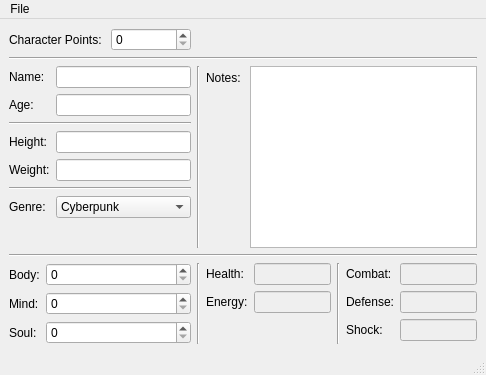
Old version of the form besmcr/gui/mainwindow.ui in the repository ccfreak2k/BESM-Character-Resolver.
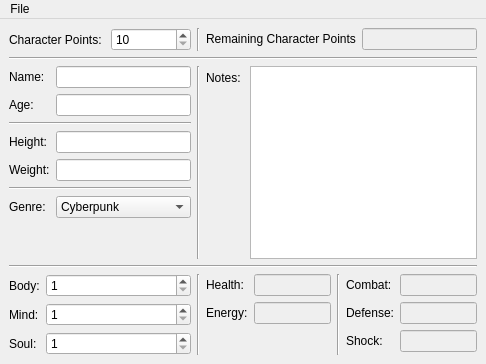
New version of the form.

Commit message: Made the UI a bit better. Added in logic for GUI. Genre now works. Character points are now changeable.

Diff of the .ui file:
```diff
--- a/besmcr/gui/mainwindow.ui
+++ b/besmcr/gui/mainwindow.ui
@@ -7,7 +7,7 @@
     <x>0</x>
     <y>0</y>
     <width>486</width>
-    <height>375</height>
+    <height>364</height>
    </rect>
   </property>
   <property name="windowTitle">
@@ -85,7 +85,14 @@
        </widget>
       </item>
       <item row="1" column="1">
-       <widget class="QSpinBox" name="mindSpin"/>
+       <widget class="QSpinBox" name="mindSpin">
+        <property name="minimum">
+         <number>1</number>
+        </property>
+        <property name="maximum">
+         <number>12</number>
+        </property>
+       </widget>
       </item>
       <item row="2" column="0">
        <widget class="QLabel" name="soulLabel">
@@ -95,7 +102,14 @@
        </widget>
       </item>
       <item row="2" column="1">
-       <widget class="QSpinBox" name="soulSpin"/>
+       <widget class="QSpinBox" name="soulSpin">
+        <property name="minimum">
+         <number>1</number>
+        </property>
+        <property name="maximum">
+         <number>12</number>
+        </property>
+       </widget>
       </item>
       <item row="0" column="0">
        <widget class="QLabel" name="bodyLabel">
@@ -105,7 +119,14 @@
        </widget>
       </item>
       <item row="0" column="1">
-       <widget class="QSpinBox" name="bodySpin"/>
+       <widget class="QSpinBox" name="bodySpin">
+        <property name="minimum">
+         <number>1</number>
+        </property>
+        <property name="maximum">
+         <number>12</number>
+        </property>
+       </widget>
       </item>
      </layout>
     </item>
@@ -309,7 +330,14 @@
        </widget>
       </item>
       <item row="0" column="1">
-       <widget class="QSpinBox" name="cpSpin"/>
+       <widget class="QSpinBox" name="cpSpin">
+        <property name="minimum">
+         <number>10</number>
+        </property>
+        <property name="maximum">
+         <number>100</number>
+        </property>
+       </widget>
       </item>
      </layout>
     </item>
@@ -348,6 +376,31 @@
       </property>
      </widget>
     </item>
+    <item row="0" column="2" colspan="3">
+     <layout class="QFormLayout" name="formLayout_2">
+      <item row="0" column="0">
+       <widget class="QLabel" name="label_2">
+        <property name="text">
+         <string>Remaining Character Points</string>
+        </property>
+       </widget>
+      </item>
+      <item row="0" column="1">
+       <widget class="QLineEdit" name="remainingCpEdit">
+        <property name="enabled">
+         <bool>false</bool>
+        </property>
+       </widget>
+      </item>
+     </layout>
+    </item>
+    <item row="0" column="1">
+     <widget class="Line" name="line_9">
+      <property name="orientation">
+       <enum>Qt::Vertical</enum>
+      </property>
+     </widget>
+    </item>
    </layout>
   </widget>
   <widget class="QMenuBar" name="menubar">
@@ -373,11 +426,6 @@
    </widget>
    <addaction name="menuFile"/>
   </widget>
-  <widget class="QStatusBar" name="statusBar">
-   <property name="sizeGripEnabled">
-    <bool>true</bool>
-   </property>
-  </widget>
   <action name="actionOpen">
    <property name="text">
     <string>Open...</string>
```
The commit also changes 4 other files.
